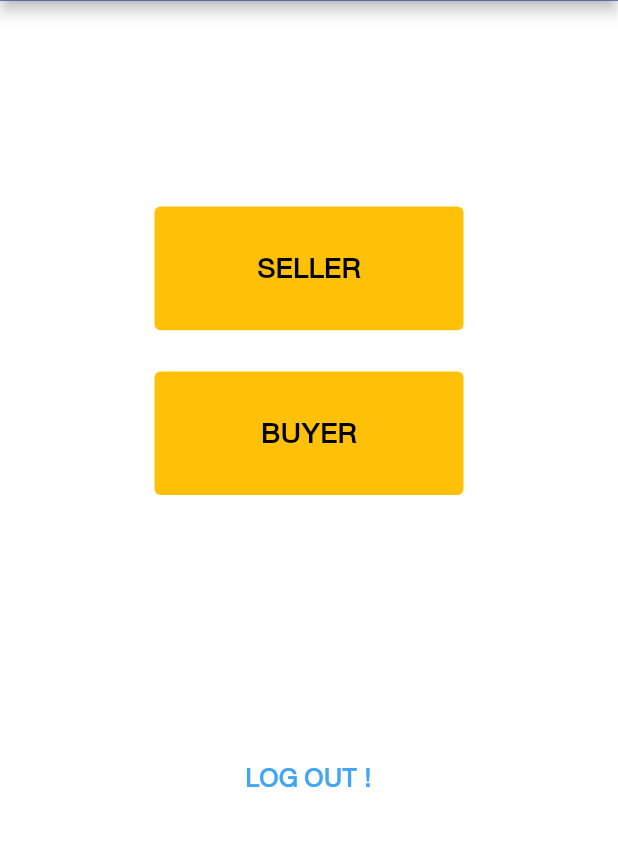
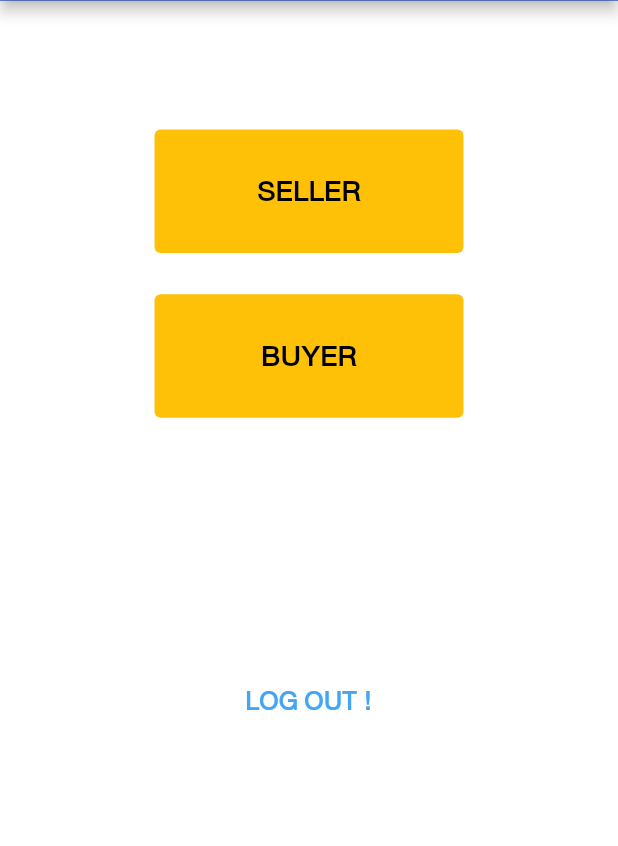
Before and after one commit to liflego/test, a Flutter app: the choose screen opened directly, on a phone screen of 412 x 824 dp, the part 123-969 px from its top. Run offline on Flutter 3.47's test engine with Material 2 defaults, Android fonts, the phone set to English and light mode, and no system bars; our stand-ins replace badges, flutter_hex_color, flutter_slidable, gallery_saver, image_picker and 3 more; missing offline and left inert: dart:ffi, email_otp, flutter_barcode_scanner, flutter_launcher_icons, popup_card, shared_preferences_web and 1 more; accounts and stored records are empty.

Commit message:
Update choose.dart

```diff
--- a/lib/page/sublogin/choose.dart
+++ b/lib/page/sublogin/choose.dart
@@ -1,3 +1,5 @@
+// ignore_for_file: use_build_context_synchronously
+
 import 'dart:convert';
 import 'package:flutter/material.dart';
 import 'package:shared_preferences/shared_preferences.dart';
@@ -44,9 +46,8 @@ class _chooseState extends State<choose> {
           key: _formkey,
           child: Center(
             child: Column(
-              mainAxisAlignment: MainAxisAlignment.start,
+              mainAxisAlignment: MainAxisAlignment.center,
               children: [
-                SizedBox(height: 100.sp),
                 SizedBox(
                   width: MediaQuery.of(context).size.width / 2,
                   height: MediaQuery.of(context).size.height / 10,
@@ -69,7 +70,7 @@ class _chooseState extends State<choose> {
                                                 2,
                                         height:
                                             MediaQuery.of(context).size.height /
-                                                3,
+                                                2.sp,
                                         child: Column(
                                           children: [
                                             Text(
@@ -159,8 +160,8 @@ class _chooseState extends State<choose> {
                                     contentPadding: const EdgeInsets.all(20),
                                     actions: <Widget>[
                                       TextButton(
+                                        onPressed: updatesuserstore,
                                         child: const Text('DONE'),
-                                        onPressed: updatesuserstore,
                                       )
                                     ],
                                   ));
@@ -252,7 +253,7 @@ class _chooseState extends State<choose> {
         SharedPreferences preferences1 = await SharedPreferences.getInstance();
         getuser = preferences1.getStringList("userid")!;
         var body2 = {
-          "userid": getuser[1].toString(),
+          "userid": getuser[0].toString(),
           "namestore": namestore.text.trim(),
           "producttype": producttype.text.trim(),
           "position": "owner",
```
